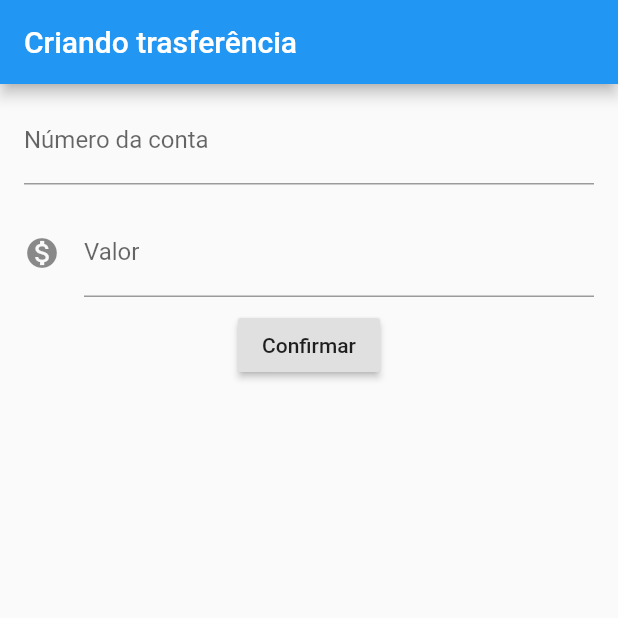
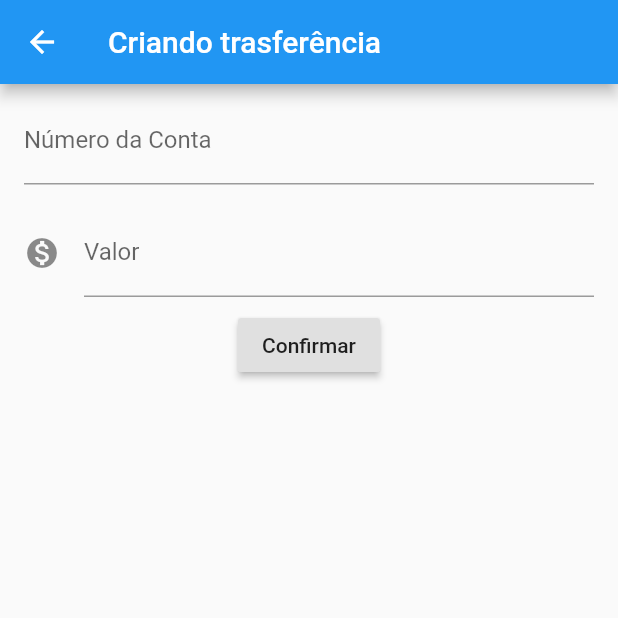
Before and after one commit to eugeniobarrosjr/byte_bank, a Flutter app: the TransferForm screen opened directly, after a tap on "Confirmar", on a phone screen of 412 x 824 dp, the top half of it. Run offline on Flutter 3.47's test engine with Material 2 defaults, Android fonts, the phone set to English and light mode, and no system bars.

Commit message:
feature: add Navigation

```diff
--- a/lib/main.dart
+++ b/lib/main.dart
@@ -18,7 +18,7 @@ class ByteBankApp extends StatelessWidget {
     return MaterialApp(
       debugShowCheckedModeBanner: false,
       title: 'ByteBank',
-      home: TransferForm(),
+      home: TransferList(),
     );
   }
 }
@@ -29,6 +29,16 @@ class TransferForm extends StatelessWidget {
 
   final TextEditingController _valueController = TextEditingController();
 
+  void _createTransfer(BuildContext context) {
+    final int accountNumber = int.tryParse(_accountNumberController.text);
+    final double value = double.tryParse(_valueController.text);
+
+    if (accountNumber != null && value != null) {
+      final transfer = Transfer(value, accountNumber);
+      Navigator.pop(context, transfer);
+    }
+  }
+
   @override
   Widget build(BuildContext context) {
     return Scaffold(
@@ -37,37 +47,19 @@ class TransferForm extends StatelessWidget {
       ),
       body: Column(
         children: <Widget>[
-          Padding(
-            padding: EdgeInsets.symmetric(horizontal: 16, vertical: 8),
-            child: TextField(
-              controller: _accountNumberController,
-              keyboardType: TextInputType.number,
-              style: TextStyle(
-                fontSize: 16.0,
-              ),
-              decoration: InputDecoration(
-                labelText: 'Número da conta',
-                hintText: '0000',
-              ),
-            ),
+          FormEditor(
+            controller: _accountNumberController,
+            labelText: 'Número da Conta',
+            hint: '0000',
           ),
-          Padding(
-            padding: const EdgeInsets.symmetric(horizontal: 16, vertical: 8),
-            child: TextField(
-              controller: _valueController,
-              keyboardType: TextInputType.numberWithOptions(signed: true),
-              style: TextStyle(
-                fontSize: 16.0,
-              ),
-              decoration: InputDecoration(
-                icon: Icon(Icons.monetization_on),
-                labelText: 'Valor',
-                hintText: '0.00',
-              ),
-            ),
+          FormEditor(
+            controller: _valueController,
+            labelText: 'Valor',
+            hint: '0.00',
+            icon: Icons.monetization_on,
           ),
           RaisedButton(
-            onPressed: () {},
+            onPressed: () => this._createTransfer(context),
             child: Text('Confirmar'),
           ),
         ],
@@ -76,7 +68,42 @@ class TransferForm extends StatelessWidget {
   }
 }
 
-class TransferList extends StatelessWidget {
+class FormEditor extends StatelessWidget {
+  final TextEditingController controller;
+  final String hint;
+  final String labelText;
+  final IconData icon;
+
+  FormEditor({this.controller, this.labelText, this.hint, this.icon});
+
+  @override
+  Widget build(BuildContext context) {
+    return Padding(
+      padding: const EdgeInsets.symmetric(horizontal: 16, vertical: 8),
+      child: TextField(
+        controller: controller,
+        keyboardType: TextInputType.numberWithOptions(signed: true),
+        style: TextStyle(
+          fontSize: 16.0,
+        ),
+        decoration: InputDecoration(
+          icon: icon != null ? Icon(icon) : null,
+          labelText: labelText,
+          hintText: hint,
+        ),
+      ),
+    );
+  }
+}
+
+class TransferList extends StatefulWidget {
+  @override
+  _TransferListState createState() => _TransferListState();
+}
+
+class _TransferListState extends State<TransferList> {
+  final List<Transfer> _transfers = List();
+
   @override
   Widget build(BuildContext context) {
     return Scaffold(
@@ -85,13 +112,23 @@ class TransferList extends StatelessWidget {
       ),
       floatingActionButton: FloatingActionButton(
         child: Icon(Icons.add),
-        onPressed: () {},
+        onPressed: () {
+          final Future<Transfer> response = Navigator.push(
+            context,
+            MaterialPageRoute(
+              builder: (BuildContext context) => TransferForm(),
+            ),
+          );
+
+          response.then((transfer) => debugPrint('$transfer'));
+        },
       ),
-      body: Column(
-        children: <Widget>[
-          TransferItem(Transfer(2000.00, 3231312)),
-          TransferItem(Transfer(2012.00, 32312)),
-        ],
+      body: ListView.builder(
+        itemBuilder: (BuildContext context, int index) {
+          final Transfer transfer = _transfers[index];
+          return TransferItem(transfer);
+        },
+        itemCount: _transfers.length,
       ),
     );
   }
```
